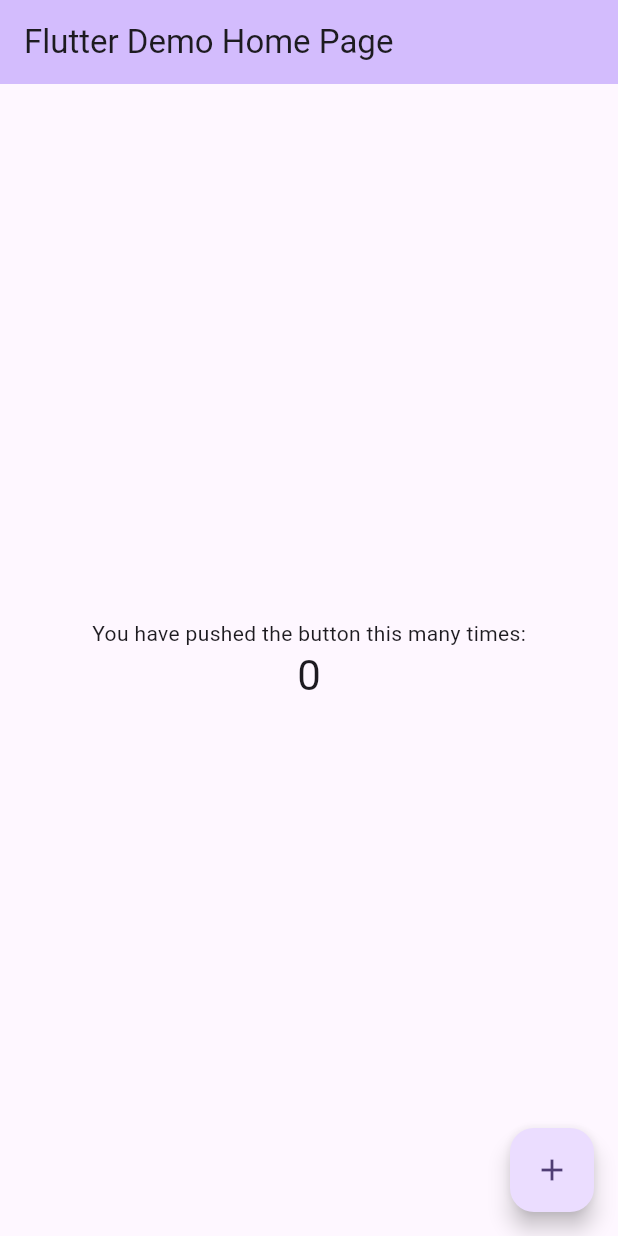
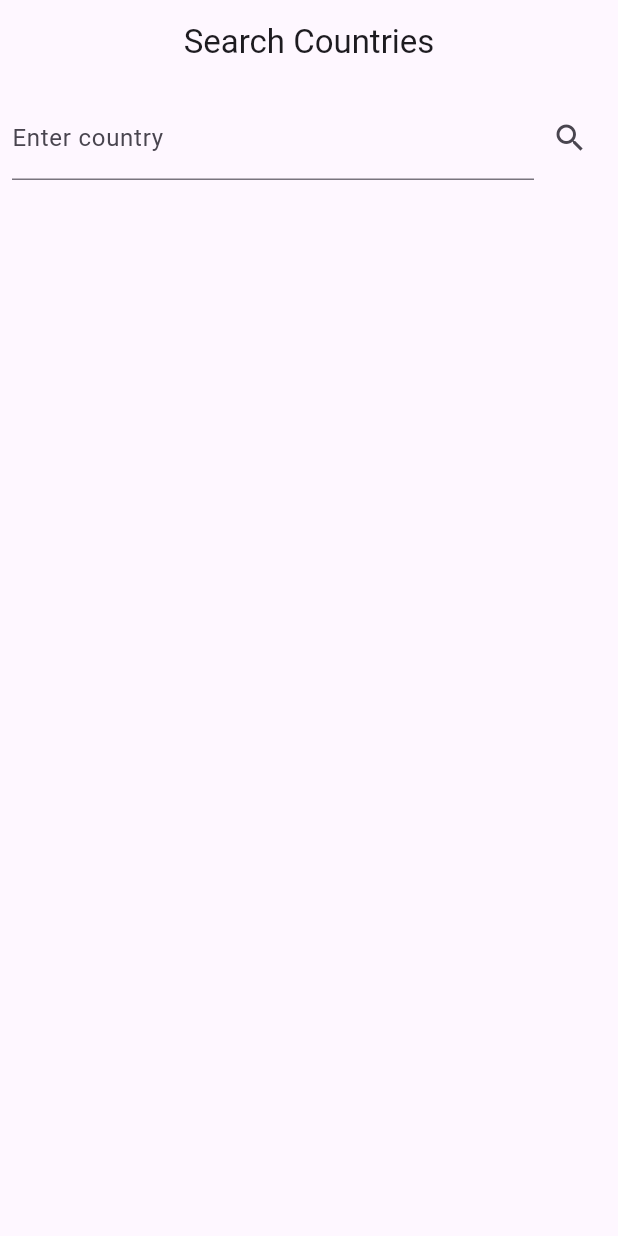
Before and after one commit to Akzhol-Asan/search_countries, a Flutter app: the screen it shows after launch, on a phone screen of 412 x 824 dp. Run offline on Flutter 3.47's test engine with Material 3 defaults, Android fonts, the phone set to English and light mode, and no system bars.

Commit message:
Updated UI

```diff
--- /dev/null
+++ b/lib/country_search.dart
@@ -0,0 +1,180 @@
+import 'dart:convert';
+import 'package:flutter/material.dart';
+import 'package:home_work_37/models/countries_list_item.dart';
+import 'package:http/http.dart';
+
+class CountrySearch extends StatefulWidget {
+  const CountrySearch({super.key});
+
+  @override
+  State<CountrySearch> createState() => _CountrySearchState();
+}
+
+class _CountrySearchState extends State<CountrySearch> {
+  List<CountryListItem> countries = [];
+  TextEditingController search = TextEditingController();
+  String errorMessage = '';
+
+  Future<void> fetchData(String countryName) async {
+    if (countryName.isEmpty) return;
+    final uri = Uri.parse('https://restcountries.com/v3.1/name/$countryName');
+    final response = await get(uri);
+
+    if (response.statusCode == 200) {
+      final List<dynamic> jsonData = jsonDecode(response.body);
+      final newCountry =
+          jsonData
+              .map(
+                (json) => CountryListItem(
+                  country: json['name']['common'],
+                  capital:
+                      (json['capital'] as List).isNotEmpty
+                          ? json['capital'][0]
+                          : 'Unknown',
+                  region: json['region'],
+                  area: json['area'].toDouble(),
+                  population: json['population'],
+                  flag: json['flag'],
+                ),
+              )
+              .toList();
+      setState(() {
+        countries = newCountry;
+        errorMessage = '';
+      });
+    } else if (response.statusCode == 404) {
+      setState(() {
+        countries = [];
+        errorMessage = 'Could not found this country';
+      });
+    } else {
+      setState(() {
+        errorMessage = 'unknown error: ${response.statusCode}';
+      });
+    }
+  }
+
+  @override
+  Widget build(BuildContext context) {
+    final theme = Theme.of(context);
+
+    return Scaffold(
+      appBar: AppBar(title: Center(child: Text('Search Countries'))),
+      body: Column(
+        children: [
+          Padding(
+            padding: const EdgeInsets.all(8.0),
+            child: Row(
+              children: [
+                Expanded(
+                  child: TextField(
+                    controller: search,
+                    decoration: InputDecoration(labelText: 'Enter country'),
+                  ),
+                ),
+                IconButton(
+                  onPressed: () {
+                    fetchData(search.text.trim());
+                  },
+                  icon: Icon(Icons.search),
+                ),
+              ],
+            ),
+          ),
+          if (errorMessage.isNotEmpty)
+            Padding(
+              padding: const EdgeInsets.only(top: 20),
+              child: Center(
+                child: Text(
+                  textAlign: TextAlign.center,
+                  '404 country not found!\ntry again :)',
+                  style: theme.textTheme.bodyLarge!.copyWith(
+                    color: theme.colorScheme.error,
+                  ),
+                ),
+              ),
+            ),
+          Expanded(
+            child: ListView.separated(
+              padding: EdgeInsets.all(16),
+              itemCount: countries.length,
+              separatorBuilder: (ctx, index) => Divider(),
+              itemBuilder:
+                  (ctx, index) => Column(
+                    mainAxisAlignment: MainAxisAlignment.start,
+                    crossAxisAlignment: CrossAxisAlignment.start,
+                    children: [
+                      Row(
+                        children: [
+                          Text('Country:'),
+                          SizedBox(width: 5),
+                          Text(
+                            countries[index].country,
+                            style: theme.textTheme.titleSmall,
+                          ),
+                        ],
+                      ),
+                      SizedBox(height: 5),
+                      Row(
+                        children: [
+                          Text('Capital:'),
+                          SizedBox(width: 5),
+                          Text(
+                            countries[index].capital,
+                            style: theme.textTheme.titleSmall,
+                          ),
+                        ],
+                      ),
+                      SizedBox(height: 5),
+                      Row(
+                        children: [
+                          Text('Region:'),
+                          SizedBox(width: 5),
+                          Text(
+                            countries[index].region,
+                            style: theme.textTheme.titleSmall,
+                          ),
+                        ],
+                      ),
+                      SizedBox(height: 5),
+                      Row(
+                        children: [
+                          Text('Area:'),
+                          SizedBox(width: 5),
+                          Text(
+                            countries[index].area.toString(),
+                            style: theme.textTheme.titleSmall,
+                          ),
+                        ],
+                      ),
+                      SizedBox(height: 5),
+                      Row(
+                        children: [
+                          Text('Population:'),
+                          SizedBox(width: 5),
+                          Text(
+                            countries[index].population.toString(),
+                            style: theme.textTheme.titleSmall,
+                          ),
+                        ],
+                      ),
+                      SizedBox(height: 5),
+                      Row(
+                        children: [
+                          Text('Flag:'),
+                          SizedBox(width: 5),
+                          Text(
+                            countries[index].flag,
+                            style: theme.textTheme.titleMedium,
+                          ),
+                        ],
+                      ),
+                    ],
+                  ),
+            ),
+          ),
+        ],
+      ),
+    );
+  }
+}
--- a/lib/main.dart
+++ b/lib/main.dart
@@ -1,122 +1,6 @@
 import 'package:flutter/material.dart';
+import 'country_search.dart';
 
 void main() {
-  runApp(const MyApp());
+  runApp(MaterialApp(home: CountrySearch()));
 }
-
-class MyApp extends StatelessWidget {
-  const MyApp({super.key});
-
-  // This widget is the root of your application.
-  @override
-  Widget build(BuildContext context) {
-    return MaterialApp(
-      title: 'Flutter Demo',
-      theme: ThemeData(
-        // This is the theme of your application.
-        //
-        // TRY THIS: Try running your application with "flutter run". You'll see
-        // the application has a purple toolbar. Then, without quitting the app,
-        // try changing the seedColor in the colorScheme below to Colors.green
-        // and then invoke "hot reload" (save your changes or press the "hot
-        // reload" button in a Flutter-supported IDE, or press "r" if you used
-        // the command line to start the app).
-        //
-        // Notice that the counter didn't reset back to zero; the application
-        // state is not lost during the reload. To reset the state, use hot
-        // restart instead.
-        //
-        // This works for code too, not just values: Most code changes can be
-        // tested with just a hot reload.
-        colorScheme: ColorScheme.fromSeed(seedColor: Colors.deepPurple),
-      ),
-      home: const MyHomePage(title: 'Flutter Demo Home Page'),
-    );
-  }
-}
-
-class MyHomePage extends StatefulWidget {
-  const MyHomePage({super.key, required this.title});
-
-  // This widget is the home page of your application. It is stateful, meaning
-  // that it has a State object (defined below) that contains fields that affect
-  // how it looks.
-
-  // This class is the configuration for the state. It holds the values (in this
-  // case the title) provided by the parent (in this case the App widget) and
-  // used by the build method of the State. Fields in a Widget subclass are
-  // always marked "final".
-
-  final String title;
-
-  @override
-  State<MyHomePage> createState() => _MyHomePageState();
-}
-
-class _MyHomePageState extends State<MyHomePage> {
-  int _counter = 0;
-
-  void _incrementCounter() {
-    setState(() {
-      // This call to setState tells the Flutter framework that something has
-      // changed in this State, which causes it to rerun the build method below
-      // so that the display can reflect the updated values. If we changed
-      // _counter without calling setState(), then the build method would not be
-      // called again, and so nothing would appear to happen.
-      _counter++;
-    });
-  }
-
-  @override
-  Widget build(BuildContext context) {
-    // This method is rerun every time setState is called, for instance as done
-    // by the _incrementCounter method above.
-    //
-    // The Flutter framework has been optimized to make rerunning build methods
-    // fast, so that you can just rebuild anything that needs updating rather
-    // than having to individually change instances of widgets.
-    return Scaffold(
-      appBar: AppBar(
-        // TRY THIS: Try changing the color here to a specific color (to
-        // Colors.amber, perhaps?) and trigger a hot reload to see the AppBar
-        // change color while the other colors stay the same.
-        backgroundColor: Theme.of(context).colorScheme.inversePrimary,
-        // Here we take the value from the MyHomePage object that was created by
-        // the App.build method, and use it to set our appbar title.
-        title: Text(widget.title),
-      ),
-      body: Center(
-        // Center is a layout widget. It takes a single child and positions it
-        // in the middle of the parent.
-        child: Column(
-          // Column is also a layout widget. It takes a list of children and
-          // arranges them vertically. By default, it sizes itself to fit its
-          // children horizontally, and tries to be as tall as its parent.
-          //
-          // Column has various properties to control how it sizes itself and
-          // how it positions its children. Here we use mainAxisAlignment to
-          // center the children vertically; the main axis here is the vertical
-          // axis because Columns are vertical (the cross axis would be
-          // horizontal).
-          //
-          // TRY THIS: Invoke "debug painting" (choose the "Toggle Debug Paint"
-          // action in the IDE, or press "p" in the console), to see the
-          // wireframe for each widget.
-          mainAxisAlignment: MainAxisAlignment.center,
-          children: <Widget>[
-            const Text('You have pushed the button this many times:'),
-            Text(
-              '$_counter',
-              style: Theme.of(context).textTheme.headlineMedium,
-            ),
-          ],
-        ),
-      ),
-      floatingActionButton: FloatingActionButton(
-        onPressed: _incrementCounter,
-        tooltip: 'Increment',
-        child: const Icon(Icons.add),
-      ), // This trailing comma makes auto-formatting nicer for build methods.
-    );
-  }
-}
--- /dev/null
+++ b/lib/models/countries_list_item.dart
@@ -0,0 +1,17 @@
+class CountryListItem {
+  final String country;
+  final String capital;
+  final String region;
+  final double area;
+  final int population;
+  final String flag;
+
+  CountryListItem({
+    required this.country,
+    required this.capital,
+    required this.region,
+    required this.area,
+    required this.population,
+    required this.flag,
+  });
+}
--- a/pubspec.yaml
+++ b/pubspec.yaml
@@ -34,6 +34,7 @@ dependencies:
   # The following adds the Cupertino Icons font to your application.
   # Use with the CupertinoIcons class for iOS style icons.
   cupertino_icons: ^1.0.8
+  http: ^1.3.0
 
 dev_dependencies:
   flutter_test:
```
Also changed, not shown: pubspec.lock.
